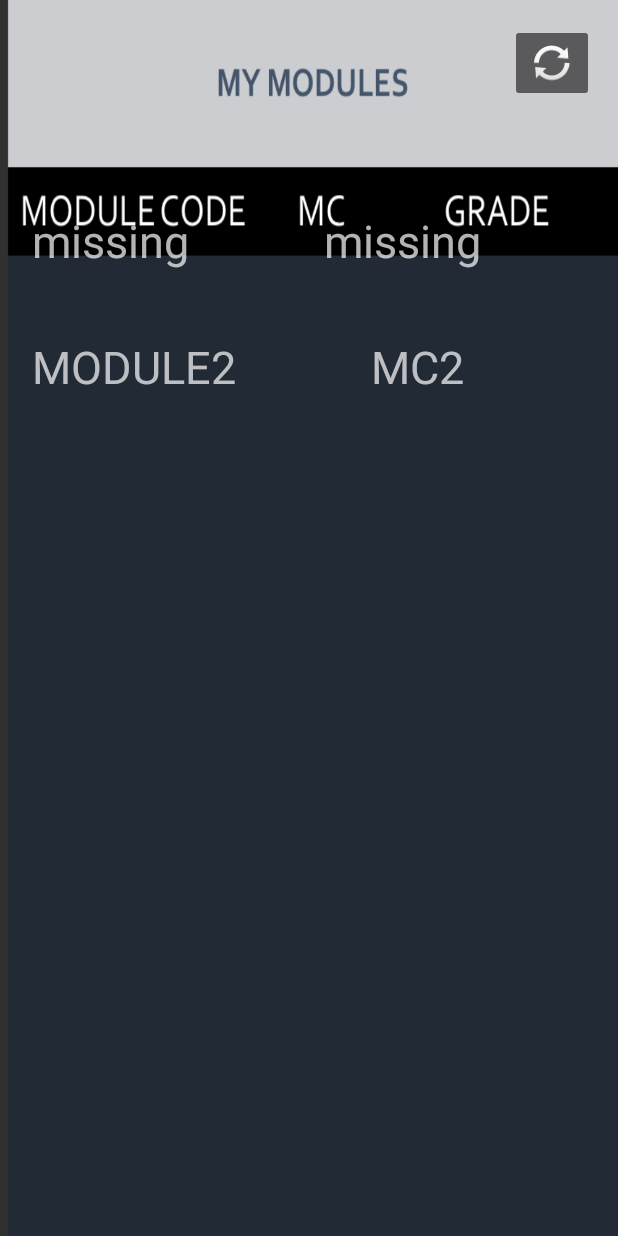
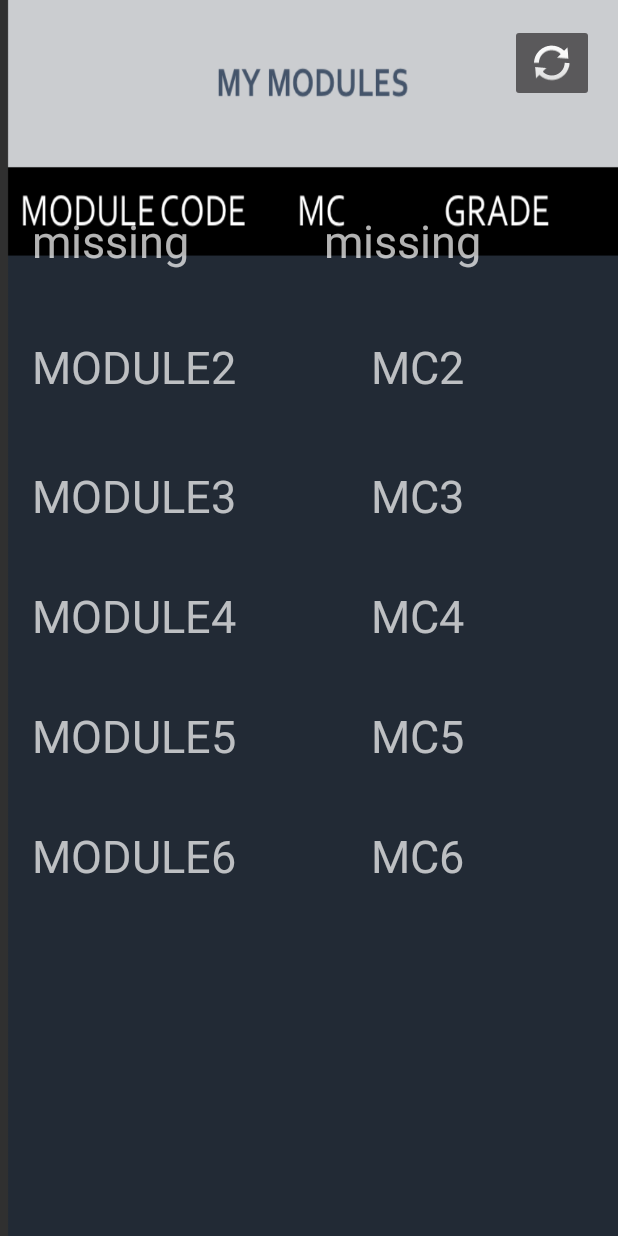
Before and after one commit to selinawj/CAPCULATOR, an Android app: the MyModules screen opened directly, with no data from a screen before it, on a phone screen of 412 x 824 dp. Run offline under Robolectric (Android 15) with nearby library versions, the light colour scheme and no system bars.

Commit message:
Updated ModuleList layout(complete)

```diff
--- a/app/src/main/res/layout/activity_add_module.xml
+++ b/app/src/main/res/layout/activity_add_module.xml
@@ -18,6 +18,6 @@
         android:focusableInTouchMode="false"
         android:layout_alignParentBottom="true"
         android:layout_alignParentLeft="true"
-        android:layout_alignParentStart="true"/>
+        android:layout_alignParentStart="true" />
 
 </RelativeLayout>
--- a/app/src/main/res/layout/activity_my_modules.xml
+++ b/app/src/main/res/layout/activity_my_modules.xml
@@ -89,6 +89,136 @@
             android:id="@+id/textView16" />
 
     </TableRow>
+    <TableRow
+        android:id="@+id/tableRow3"
+        android:layout_width="500dip"
+        android:layout_height="50dip"
+        android:isScrollContainer="true"
+        android:paddingRight="2dip"
+        android:layout_marginTop="120dp"
+        android:layout_below="@+id/tableRow1"
+        android:layout_alignParentLeft="true"
+        android:layout_alignParentStart="true">
+        <TextView
+            android:layout_width="wrap_content"
+            android:layout_height="wrap_content"
+            android:text="MODULE3"
+            android:textSize="30dp"
+            android:layout_marginLeft="5dp"
+            android:id="@+id/textView17" />
+        <TextView
+            android:layout_width="wrap_content"
+            android:layout_height="wrap_content"
+            android:text="MC3"
+            android:textSize="30dp"
+            android:layout_marginLeft="90dp"
+            android:id="@+id/textView18" />
+        <TextView
+            android:layout_width="wrap_content"
+            android:layout_height="wrap_content"
+            android:text="GRADE3"
+            android:textSize="30dp"
+            android:layout_marginLeft="90dp"
+            android:id="@+id/textView19" />
 
+    </TableRow>
+    <TableRow
+        android:id="@+id/tableRow4"
+        android:layout_width="500dip"
+        android:layout_height="50dip"
+        android:isScrollContainer="true"
+        android:paddingRight="2dip"
+        android:layout_marginTop="200dp"
+        android:layout_below="@+id/tableRow1"
+        android:layout_alignParentLeft="true"
+        android:layout_alignParentStart="true">
+        <TextView
+            android:layout_width="wrap_content"
+            android:layout_height="wrap_content"
+            android:text="MODULE4"
+            android:textSize="30dp"
+            android:layout_marginLeft="5dp"
+            android:id="@+id/textView20" />
+        <TextView
+            android:layout_width="wrap_content"
+            android:layout_height="wrap_content"
+            android:text="MC4"
+            android:textSize="30dp"
+            android:layout_marginLeft="90dp"
+            android:id="@+id/textView21" />
+        <TextView
+            android:layout_width="wrap_content"
+            android:layout_height="wrap_content"
+            android:text="GRADE4"
+            android:textSize="30dp"
+            android:layout_marginLeft="90dp"
+            android:id="@+id/textView22" />
 
+    </TableRow>
+    <TableRow
+        android:id="@+id/tableRow5"
+        android:layout_width="500dip"
+        android:layout_height="50dip"
+        android:isScrollContainer="true"
+        android:paddingRight="2dip"
+        android:layout_marginTop="280dp"
+        android:layout_below="@+id/tableRow1"
+        android:layout_alignParentLeft="true"
+        android:layout_alignParentStart="true">
+        <TextView
+            android:layout_width="wrap_content"
+            android:layout_height="wrap_content"
+            android:text="MODULE5"
+            android:textSize="30dp"
+            android:layout_marginLeft="5dp"
+            android:id="@+id/textView23" />
+        <TextView
+            android:layout_width="wrap_content"
+            android:layout_height="wrap_content"
+            android:text="MC5"
+            android:textSize="30dp"
+            android:layout_marginLeft="90dp"
+            android:id="@+id/textView24" />
+        <TextView
+            android:layout_width="wrap_content"
+            android:layout_height="wrap_content"
+            android:text="GRADE5"
+            android:textSize="30dp"
+            android:layout_marginLeft="90dp"
+            android:id="@+id/textView25" />
+
+    </TableRow>
+    <TableRow
+        android:id="@+id/tableRow6"
+        android:layout_width="500dip"
+        android:layout_height="50dip"
+        android:isScrollContainer="true"
+        android:paddingRight="2dip"
+        android:layout_marginTop="360dp"
+        android:layout_below="@+id/tableRow1"
+        android:layout_alignParentLeft="true"
+        android:layout_alignParentStart="true">
+        <TextView
+            android:layout_width="wrap_content"
+            android:layout_height="wrap_content"
+            android:text="MODULE6"
+            android:textSize="30dp"
+            android:layout_marginLeft="5dp"
+            android:id="@+id/textView26" />
+        <TextView
+            android:layout_width="wrap_content"
+            android:layout_height="wrap_content"
+            android:text="MC6"
+            android:textSize="30dp"
+            android:layout_marginLeft="90dp"
+            android:id="@+id/textView27" />
+        <TextView
+            android:layout_width="wrap_content"
+            android:layout_height="wrap_content"
+            android:text="GRADE6"
+            android:textSize="30dp"
+            android:layout_marginLeft="90dp"
+            android:id="@+id/textView28" />
+
+    </TableRow>
 </RelativeLayout>
```
